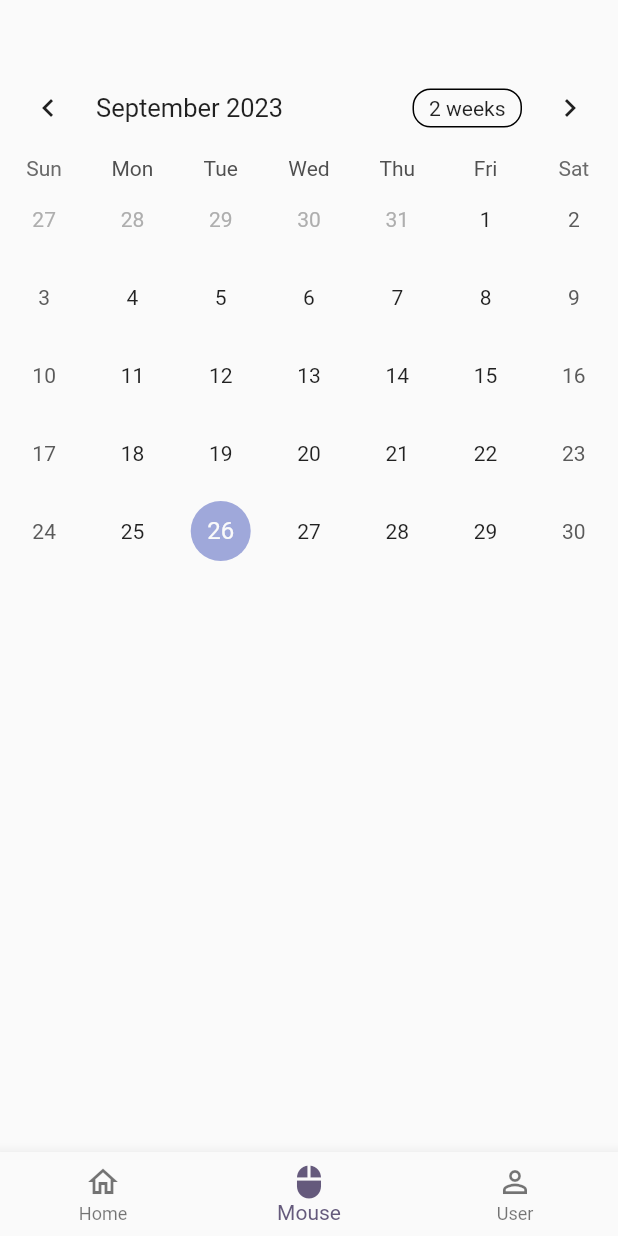
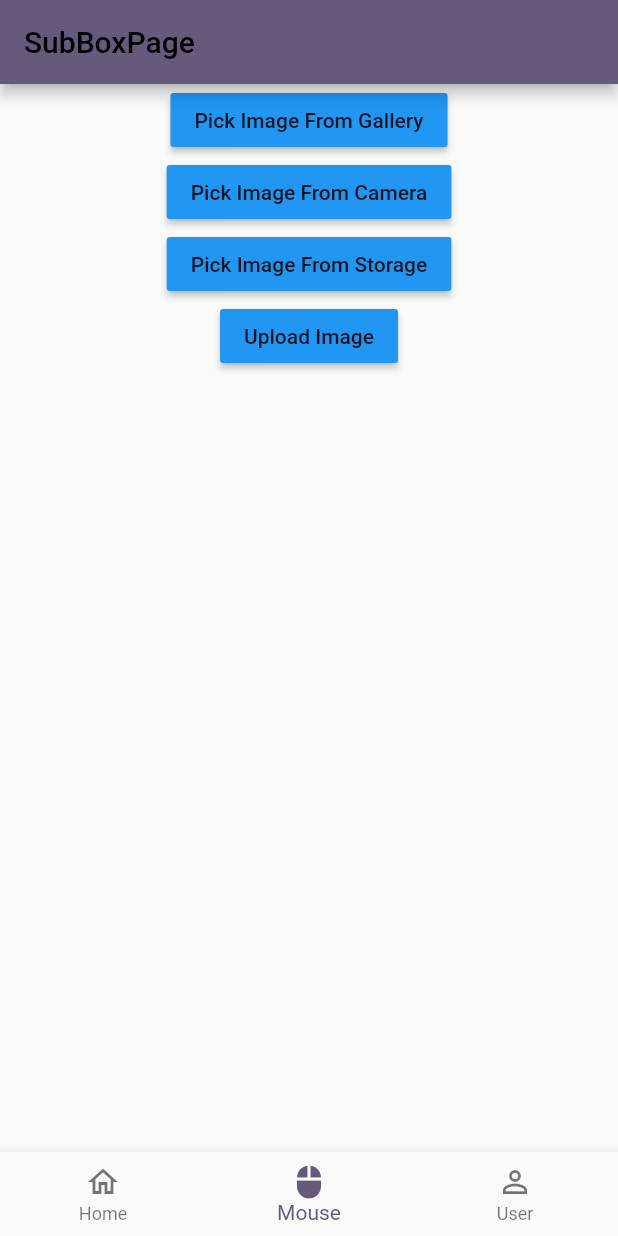
Before and after one commit to 0AndyZhou0/mouse_irl_website, a Flutter app: the screen it shows after launch, item 2 of the bottom bar chosen, on a phone screen of 412 x 824 dp. Run offline on Flutter 3.47's test engine with Material 2 defaults, Android fonts, the phone set to English and light mode, and no system bars; drawn by our look-alikes of table_calendar; our stand-ins replace datetime_picker_formfield_new, file_picker, firebase_auth, firebase_core, firebase_database, firebase_storage and 1 more; accounts and stored records are empty.

Commit message:
need to fix add file for web

```diff
--- a/lib/main.dart
+++ b/lib/main.dart
@@ -1,13 +1,14 @@
 import 'package:flutter/material.dart';
 import 'package:mouse_irl_website/screens/home.dart';
 import 'package:mouse_irl_website/screens/calendar.dart';
+import 'package:mouse_irl_website/screens/subbox.dart';
 import 'package:mouse_irl_website/screens/user_widget_tree.dart';
 import 'package:firebase_core/firebase_core.dart';
 import 'firebase_options.dart';
 import 'package:firebase_auth/firebase_auth.dart';
 import 'package:mouse_irl_website/auth.dart';
 
-void main() async{
+void main() async {
   WidgetsFlutterBinding.ensureInitialized();
   await Firebase.initializeApp(
     options: DefaultFirebaseOptions.currentPlatform,
@@ -28,7 +29,8 @@ class _MyAppState extends State<MyApp> {
   int _selectedIndex = 0;
   static const List<Widget> _pages = <Widget>[
     HomePage(),
-    CalendarPage(),
+    // CalendarPage(),
+    SubBoxPage(),
     UserWidgetTree(),
   ];
 
@@ -39,22 +41,16 @@ class _MyAppState extends State<MyApp> {
         theme: ThemeData(
           colorScheme: const ColorScheme(
             brightness: Brightness.light,
-
             primary: Color.fromARGB(255, 101, 90, 124),
             onPrimary: Colors.black,
-
             secondary: Color.fromARGB(255, 171, 146, 191),
             onSecondary: Colors.black,
-
             tertiary: Color.fromARGB(255, 175, 193, 214),
             onTertiary: Colors.black,
-
             background: Color.fromARGB(255, 206, 249, 242),
             onBackground: Colors.black,
-
             surface: Colors.white,
             onSurface: Colors.black,
-
             error: Colors.red,
             onError: Colors.black,
           ),
@@ -62,13 +58,12 @@ class _MyAppState extends State<MyApp> {
         home: Scaffold(
           body: _pages.elementAt(_selectedIndex),
           bottomNavigationBar: bottomNavBar(),
-      )
-    );
+        ));
   }
 
   BottomNavigationBar bottomNavBar() {
     return BottomNavigationBar(
-        items: const <BottomNavigationBarItem> [
+      items: const <BottomNavigationBarItem>[
         BottomNavigationBarItem(
           icon: Icon(Icons.home_outlined),
           activeIcon: Icon(Icons.home),
--- /dev/null
+++ b/lib/screens/subbox.dart
@@ -0,0 +1,90 @@
+import 'dart:io';
+import 'package:flutter/material.dart';
+import 'package:flutter/services.dart';
+import 'package:image_picker/image_picker.dart';
+import 'package:file_picker/file_picker.dart';
+import 'package:firebase_storage/firebase_storage.dart';
+
+class SubBoxPage extends StatefulWidget {
+  const SubBoxPage({super.key});
+
+  @override
+  State<SubBoxPage> createState() => _SubBoxPageState();
+}
+
+class _SubBoxPageState extends State<SubBoxPage> {
+  File? image;
+
+  void getImageFromGallery() async {
+    try {
+      final image = await ImagePicker().pickImage(source: ImageSource.gallery);
+      if (image == null) return;
+      final imageTemporary = File(image.path);
+      setState(() => this.image = imageTemporary);
+    } on PlatformException catch (e) {
+      print('Failed to pick image: $e');
+    }
+  }
+
+  void getImageFromCamera() async {
+    try {
+      final image = await ImagePicker().pickImage(source: ImageSource.camera);
+      if (image == null) return;
+      final imageTemporary = File(image.path);
+      setState(() => this.image = imageTemporary);
+    } on PlatformException catch (e) {
+      print('Failed to pick image: $e');
+    }
+  }
+
+  void getImageFromStorage() async {
+    try {
+      final result = await FilePicker.platform.pickFiles(type: FileType.image);
+      if (result == null) return;
+      File image = File(result.files.first.name);
+      setState(() => this.image = image);
+    } on PlatformException catch (e) {
+      print('Failed to pick image: $e');
+    }
+  }
+
+  void uploadImage() async {
+    try {
+      if (image == null) return;
+      final ref = FirebaseStorage.instance.ref('subpics');
+      await ref.putFile(image!);
+    } on FirebaseException catch (e) {
+      print(e);
+    } catch (e) {
+      print(e);
+    }
+  }
+
+  @override
+  Widget build(BuildContext context) {
+    return Scaffold(
+        appBar: AppBar(
+          title: Text('SubBoxPage'),
+        ),
+        body: Center(
+          child: Column(children: [
+            MaterialButton(
+                color: Colors.blue,
+                child: Text('Pick Image From Gallery'),
+                onPressed: () => getImageFromGallery()),
+            MaterialButton(
+                color: Colors.blue,
+                child: Text('Pick Image From Camera'),
+                onPressed: () => getImageFromCamera()),
+            MaterialButton(
+                color: Colors.blue,
+                child: Text('Pick Image From Storage'),
+                onPressed: () => getImageFromStorage()),
+            MaterialButton(
+                color: Colors.blue,
+                child: Text('Upload Image'),
+                onPressed: () => uploadImage()),
+          ]),
+        ));
+  }
+}
--- a/pubspec.yaml
+++ b/pubspec.yaml
@@ -22,6 +22,9 @@ dependencies:
 
   intl: ^0.18.1
   datetime_picker_formfield_new: ^2.1.0
+  image_picker: ^1.0.4
+  file_picker: ^5.5.0
+  firebase_storage: ^11.2.7
 
 dev_dependencies:
   flutter_test:
```
Also changed, not shown: pubspec.lock, 5 other files. Lines whose indentation alone changed are shown as unchanged.
